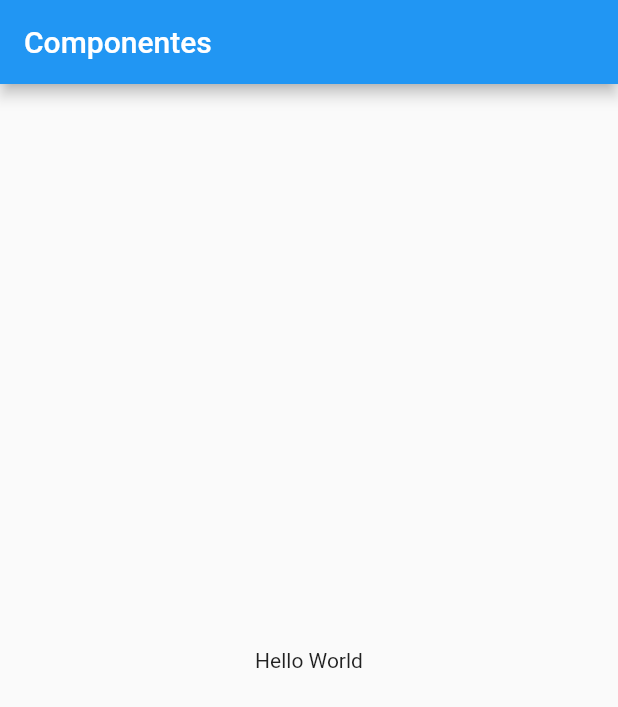
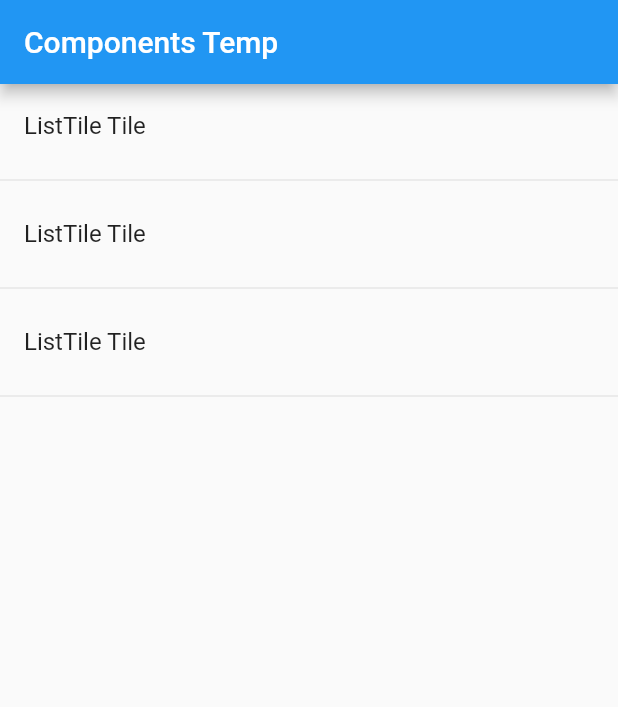
Before and after one commit to adrielmoreno/flutter-components, a Flutter app: the screen it shows after launch, on a phone screen of 412 x 824 dp. Shown: the top 707 px of the screen. Run offline on Flutter 3.47's test engine with Material 2 defaults, Android fonts, the phone set to English and light mode, and no system bars.

Commit message:
Example ListView and ListTile

```diff
--- a/lib/main.dart
+++ b/lib/main.dart
@@ -1,23 +1,16 @@
 import 'package:flutter/material.dart';
+
+import 'package:components/src/pages/home_temp.dart';
 
 void main() => runApp(MyApp());
 
 class MyApp extends StatelessWidget {
   @override
   Widget build(BuildContext context) {
-    return MaterialApp(
+    return const MaterialApp(
       title: 'Components App',
       debugShowCheckedModeBanner: false,
-      home: Scaffold(
-        appBar: AppBar(
-          title: const Text('Componentes'),
-        ),
-        body: Center(
-          child: Container(
-            child: const Text('Hello World'),
-          ),
-        ),
-      ),
+      home: HomePageTemp(),
     );
   }
 }
--- /dev/null
+++ b/lib/src/pages/home_temp.dart
@@ -0,0 +1,30 @@
+import 'package:flutter/material.dart';
+
+class HomePageTemp extends StatelessWidget {
+  const HomePageTemp({Key? key}) : super(key: key);
+
+  @override
+  Widget build(BuildContext context) {
+    return Scaffold(
+      appBar: AppBar(
+        title: const Text('Components Temp'),
+      ),
+      body: ListView(
+        children: const [
+          ListTile(
+            title: Text('ListTile Tile'),
+          ),
+          Divider(),
+          ListTile(
+            title: Text('ListTile Tile'),
+          ),
+          Divider(),
+          ListTile(
+            title: Text('ListTile Tile'),
+          ),
+          Divider(),
+        ],
+      ),
+    );
+  }
+}
```
